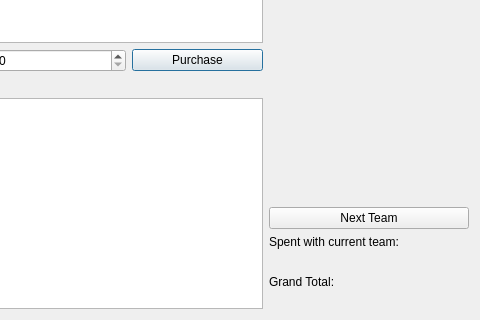
Before: the Qt Designer form UI/purchase_souvenirs/purchase_souvenirs.ui in parham-sharaf/BTM-algo, drawn with Qt 5; both pictures show x 154 to 634 and y 180 to 500 of the 634 by 500 pixel window.
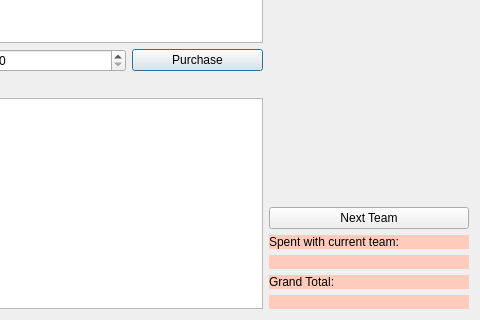
After: the same form once the commit is applied.

Commit message: updated fonts and background pics / UI

```diff
--- a/UI/purchase_souvenirs/purchase_souvenirs.ui
+++ b/UI/purchase_souvenirs/purchase_souvenirs.ui
@@ -130,6 +130,10 @@
       <layout class="QVBoxLayout" name="verticalLayout">
        <item>
         <widget class="QLabel" name="label_4">
+         <property name="styleSheet">
+          <string notr="true">background-color:#ffffccbc
+</string>
+         </property>
          <property name="text">
           <string>Spent with current team:</string>
          </property>
@@ -137,6 +141,10 @@
        </item>
        <item>
         <widget class="QLabel" name="label_spent_local">
+         <property name="styleSheet">
+          <string notr="true">background-color:#ffffccbc
+</string>
+         </property>
          <property name="text">
           <string/>
          </property>
@@ -144,6 +152,10 @@
        </item>
        <item>
         <widget class="QLabel" name="label_3">
+         <property name="styleSheet">
+          <string notr="true">background-color:#ffffccbc
+</string>
+         </property>
          <property name="text">
           <string>Grand Total:</string>
          </property>
@@ -151,6 +163,10 @@
        </item>
        <item>
         <widget class="QLabel" name="label_totalEverywhere">
+         <property name="styleSheet">
+          <string notr="true">background-color:#ffffccbc
+</string>
+         </property>
          <property name="text">
           <string/>
          </property>
```
The commit also changes 23 other files.
